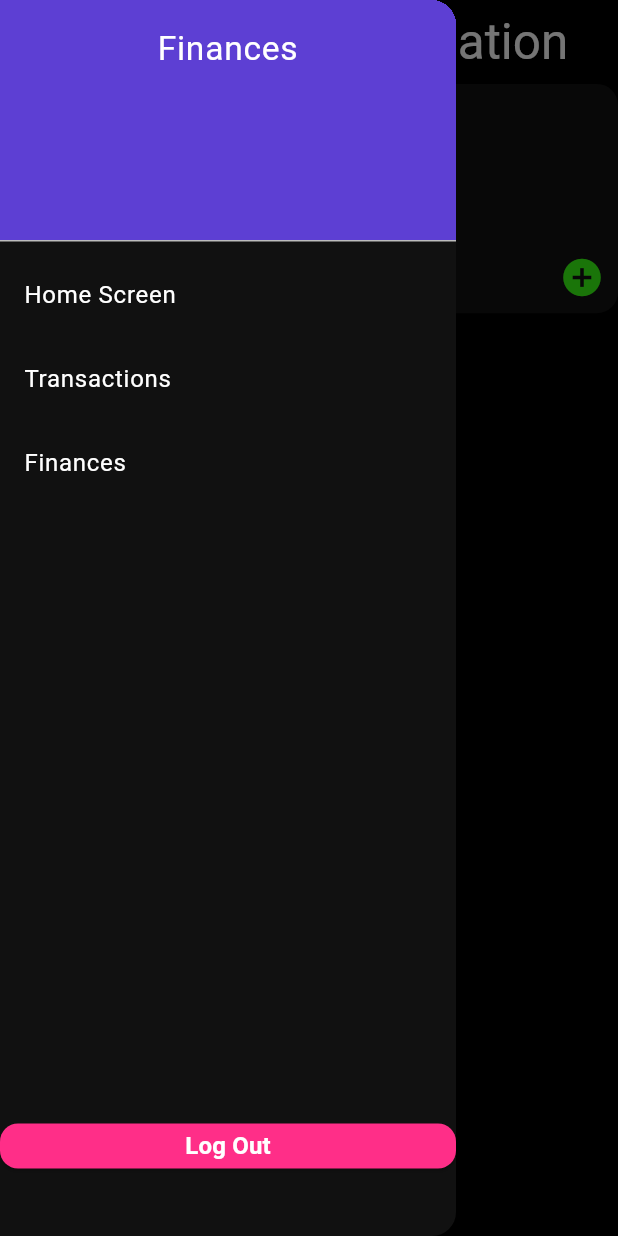
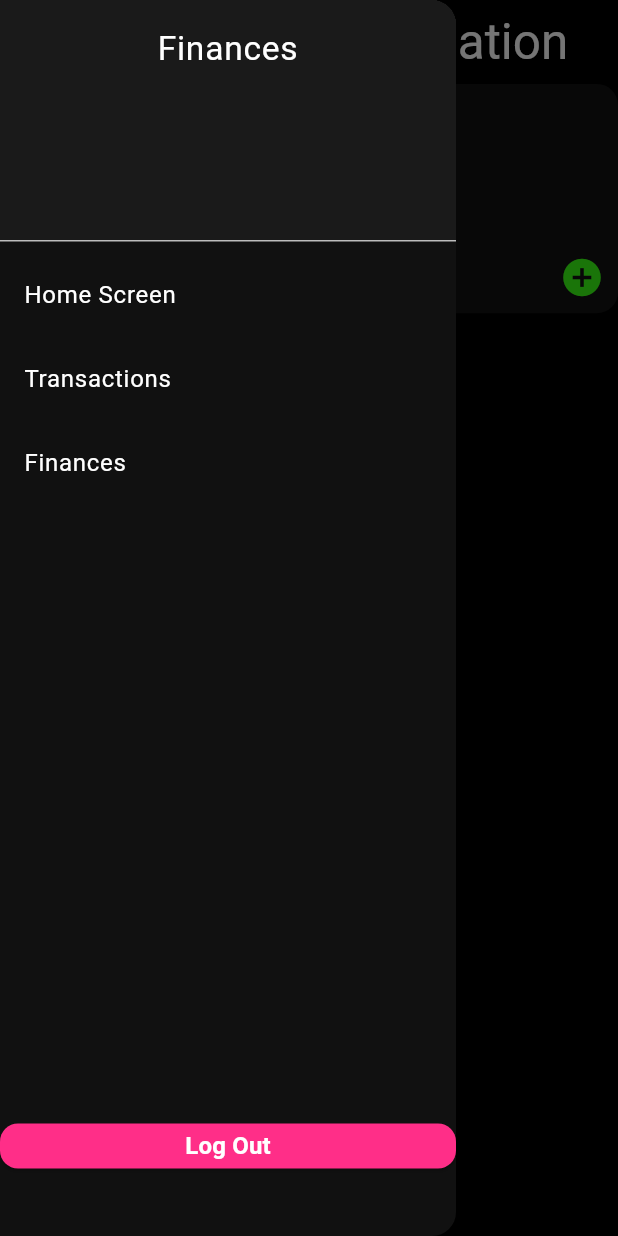
Before and after one commit to Peaceanquiet/FinancialBuddy, a Flutter app: the FinancesPage screen opened by its route, with the side drawer open, on a phone screen of 412 x 824 dp. Run offline on Flutter 3.47's test engine with Material 3 defaults, Android fonts, the phone set to English and light mode, and no system bars; our stand-ins replace fl_chart, flutter_dotenv, shared_preferences, supabase_flutter; accounts and stored records are empty.

Commit message:
Merged PR 73: Implement app theme system and update launcher icon

```diff
--- a/src/financial_buddy/lib/theme/app_theme.dart
+++ b/src/financial_buddy/lib/theme/app_theme.dart
@@ -14,6 +14,7 @@ class AppColors {
   static const Color secondaryPurple = Color(0xFF5D3FD3); // supporting color
   static const Color neonGreen = Color(0xFF39FF14); // CTA / success
   static const Color backgroundBlack = Color(0xFF000000); // app background
+  static const Color accentBackgroundB = Color(0xFF1A1A1A); // alternate background for contrast
   static const Color textWhite = Color(0xFFFFFFFF); // main text
 
   // Extra helper colors for dark UI surfaces
--- a/src/financial_buddy/lib/widgets/buddy_drawer.dart
+++ b/src/financial_buddy/lib/widgets/buddy_drawer.dart
@@ -23,7 +23,7 @@ class BuddyDrawer extends StatelessWidget {
           DrawerHeader(
             // This creates that pretty little box, which I believe can house
             // some images later on.
-            decoration: BoxDecoration(color: AppColors.secondaryPurple),
+            decoration: BoxDecoration(color: AppColors.accentBackgroundB),
             child: Text(
               style: const TextStyle(color: AppColors.textWhite),
               title,
```
Also changed, not shown: src/financial_buddy/pubspec.yaml (+8 -0 lines), src/financial_buddy/assets/fdaIcon.png (added), src/financial_buddy/pubspec.lock, 27 other files.
